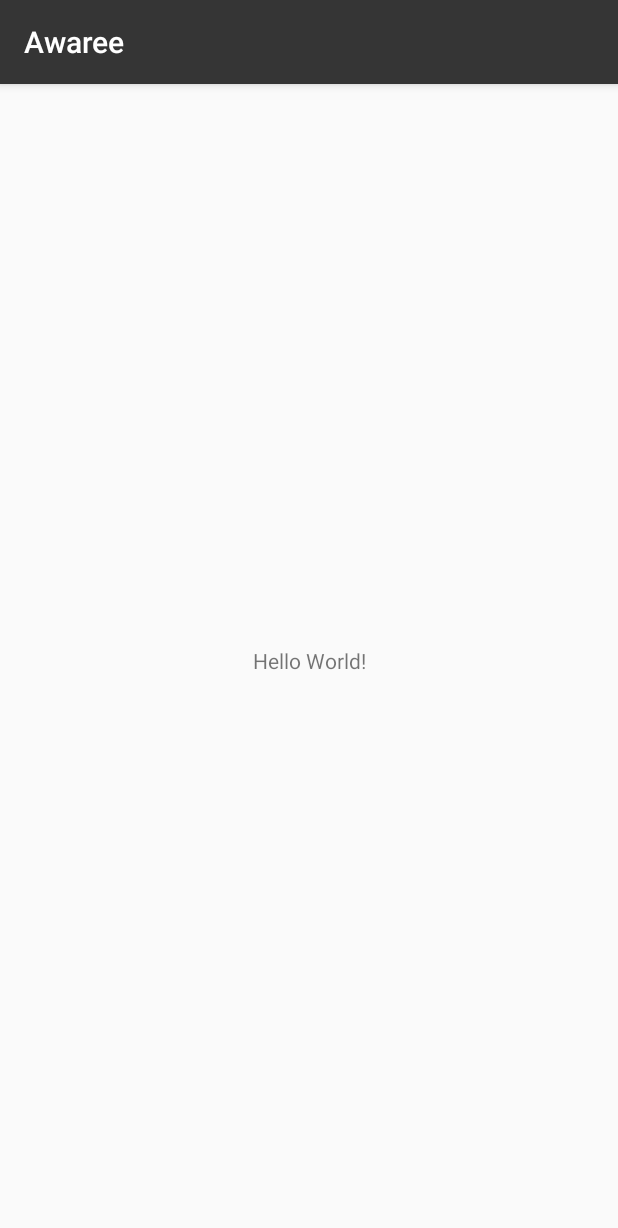
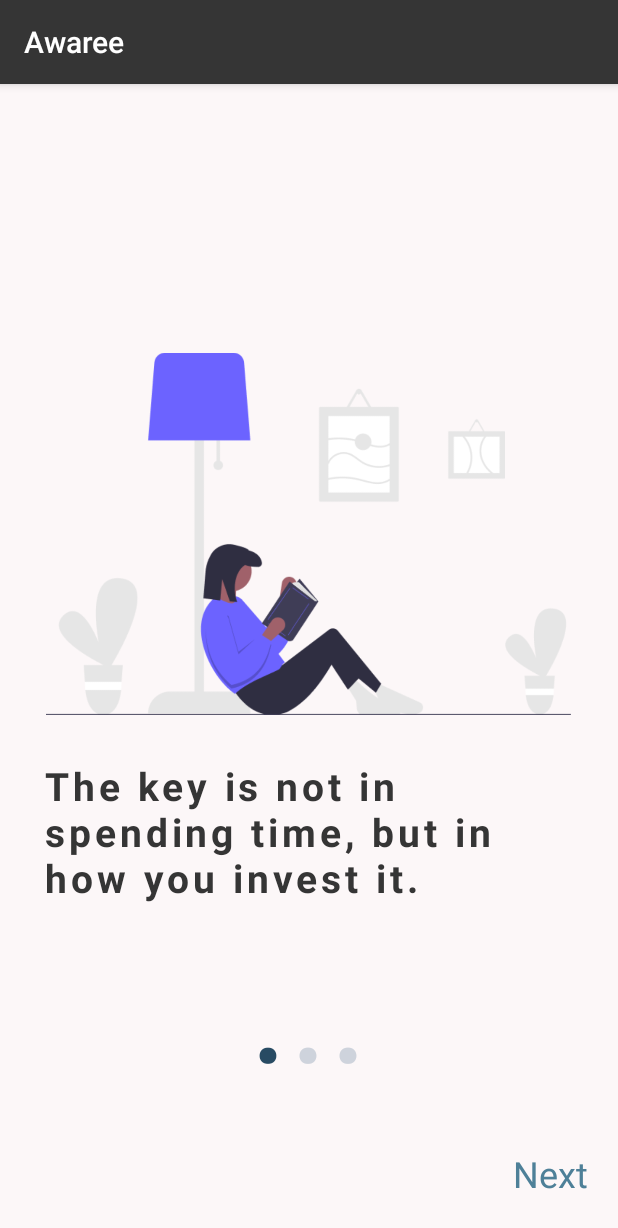
Before and after one commit to Cynerdus/Awaree, an Android app: the screen it shows after launch (MainActivity before the commit, IntroductionActivity after it), on a phone screen of 412 x 824 dp. Shown: the top 1228 px of the screen. Run offline under Robolectric (Android 15) with nearby library versions, the phone set to English and light mode, and no system bars.

```diff
--- a/app/build.gradle
+++ b/app/build.gradle
@@ -1,4 +1,5 @@
 apply plugin: 'com.android.application'
+apply plugin: 'com.google.gms.google-services'
 
 android {
     compileSdkVersion 30
@@ -26,9 +27,14 @@ android {
 dependencies {
     implementation fileTree(dir: 'libs', include: ['*.jar'])
 
+    implementation platform('com.google.firebase:firebase-bom:28.4.0')
+    implementation 'com.google.firebase:firebase-analytics'
     implementation 'androidx.appcompat:appcompat:1.1.0'
     implementation 'androidx.constraintlayout:constraintlayout:1.1.3'
+    implementation 'com.google.android.material:material:1.3.0'
+    implementation 'com.google.firebase:firebase-database:20.0.1'
     testImplementation 'junit:junit:4.12'
     androidTestImplementation 'androidx.test.ext:junit:1.1.1'
     androidTestImplementation 'androidx.test.espresso:espresso-core:3.2.0'
+
 }
--- a/app/src/main/AndroidManifest.xml
+++ b/app/src/main/AndroidManifest.xml
@@ -9,7 +9,11 @@
         android:roundIcon="@mipmap/ic_launcher_round"
         android:supportsRtl="true"
         android:theme="@style/AppTheme">
-        <activity android:name=".SplashScreenActivity"
+        <activity
+            android:name=".IntroductionActivity"
+            android:exported="true" />
+        <activity
+            android:name=".SplashScreenActivity"
             android:theme="@style/SplashTheme">
             <intent-filter>
                 <action android:name="android.intent.action.MAIN" />
--- a/app/src/main/java/com/awareeTeam/awaree/SplashScreenActivity.java
+++ b/app/src/main/java/com/awareeTeam/awaree/SplashScreenActivity.java
@@ -15,7 +15,7 @@ public class SplashScreenActivity extends AppCompatActivity {
         new Handler().postDelayed(new Runnable() {
             @Override
             public void run() {
-                Intent intent = new Intent(SplashScreenActivity.this, MainActivity.class);
+                Intent intent = new Intent(SplashScreenActivity.this, IntroductionActivity.class);
                 startActivity(intent);
                 finish();
             }
--- /dev/null
+++ b/app/src/main/res/layout/activity_introduction.xml
@@ -0,0 +1,95 @@
+<?xml version="1.0" encoding="utf-8"?>
+<androidx.constraintlayout.widget.ConstraintLayout xmlns:android="http://schemas.android.com/apk/res/android"
+    xmlns:app="http://schemas.android.com/apk/res-auto"
+    xmlns:tools="http://schemas.android.com/tools"
+    android:layout_width="match_parent"
+    android:layout_height="match_parent"
+    android:background="@color/Snow"
+    tools:context=".IntroductionActivity">
+
+    <LinearLayout
+        android:layout_width="match_parent"
+        android:layout_height="wrap_content"
+        android:orientation="vertical"
+        app:layout_constraintTop_toTopOf="parent">
+
+        <ImageView
+            android:id="@+id/aestheticImageView"
+            android:layout_width="350dp"
+            android:layout_height="300dp"
+            android:layout_gravity="center"
+            android:layout_marginTop="150dp"
+            android:src="@drawable/aesthetic_pic1" />
+
+        <TextView
+            android:id="@+id/quoteTextView"
+            android:layout_width="wrap_content"
+            android:layout_height="wrap_content"
+            android:letterSpacing="0.1"
+            android:lines="3"
+            android:paddingLeft="30dp"
+            android:paddingRight="30dp"
+            android:text="The key is not in spending time, but in how you invest it."
+            android:textColor="@color/Jet"
+            android:textSize="26sp"
+            android:textStyle="bold" />
+
+        <LinearLayout
+            android:layout_width="match_parent"
+            android:layout_height="wrap_content"
+            android:gravity="center"
+            android:orientation="horizontal">
+
+            <TextView
+                android:id="@+id/dotScrollTextView1"
+                android:layout_width="wrap_content"
+                android:layout_height="wrap_content"
+                android:text="."
+                android:textColor="@color/Indigo_Dye"
+                android:textSize="100sp" />
+
+            <TextView
+                android:id="@+id/dotScrollTextView2"
+                android:layout_width="wrap_content"
+                android:layout_height="wrap_content"
+                android:text="."
+                android:textColor="@color/Light_Gray"
+                android:textSize="100sp" />
+
+            <TextView
+                android:id="@+id/dotScrollTextView3"
+                android:layout_width="wrap_content"
+                android:layout_height="wrap_content"
+                android:text="."
+                android:textColor="@color/Light_Gray"
+                android:textSize="100sp" />
+
+        </LinearLayout>
+
+    </LinearLayout>
+
+    <TextView
+        android:id="@+id/backTextView"
+        android:layout_width="wrap_content"
+        android:layout_height="wrap_content"
+        android:layout_marginStart="20dp"
+        android:layout_marginBottom="25dp"
+        android:text="Back"
+        android:textColor="@color/Teal_Blue"
+        android:textSize="24dp"
+        app:layout_constraintBottom_toBottomOf="parent"
+        app:layout_constraintStart_toStartOf="parent" />
+
+    <TextView
+        android:id="@+id/nextTextView"
+        android:layout_width="wrap_content"
+        android:layout_height="wrap_content"
+        android:layout_marginEnd="20dp"
+        android:layout_marginBottom="25dp"
+        android:text="Next"
+        android:textColor="@color/Teal_Blue"
+        android:textSize="24dp"
+        app:layout_constraintBottom_toBottomOf="parent"
+        app:layout_constraintEnd_toEndOf="parent" />
+
+</androidx.constraintlayout.widget.ConstraintLayout>
```
Also changed, not shown: app/src/main/java/com/awareeTeam/awaree/IntroductionActivity.java (added, +194 -0 lines), app/src/main/java/com/awareeTeam/awaree/MainActivity.java (+17 -1 lines), app/src/main/java/com/awareeTeam/awaree/User.java (added, +107 -0 lines), app/src/main/res/anim/slide_to_left.xml (added, +11 -0 lines), app/src/main/res/anim/slide_to_right.xml (added, +11 -0 lines), app/src/main/res/drawable/aesthetic_pic1.png (added), app/src/main/res/drawable/aesthetic_pic2.png (added), app/src/main/res/drawable/aesthetic_pic3.png (added), 1 other file.
